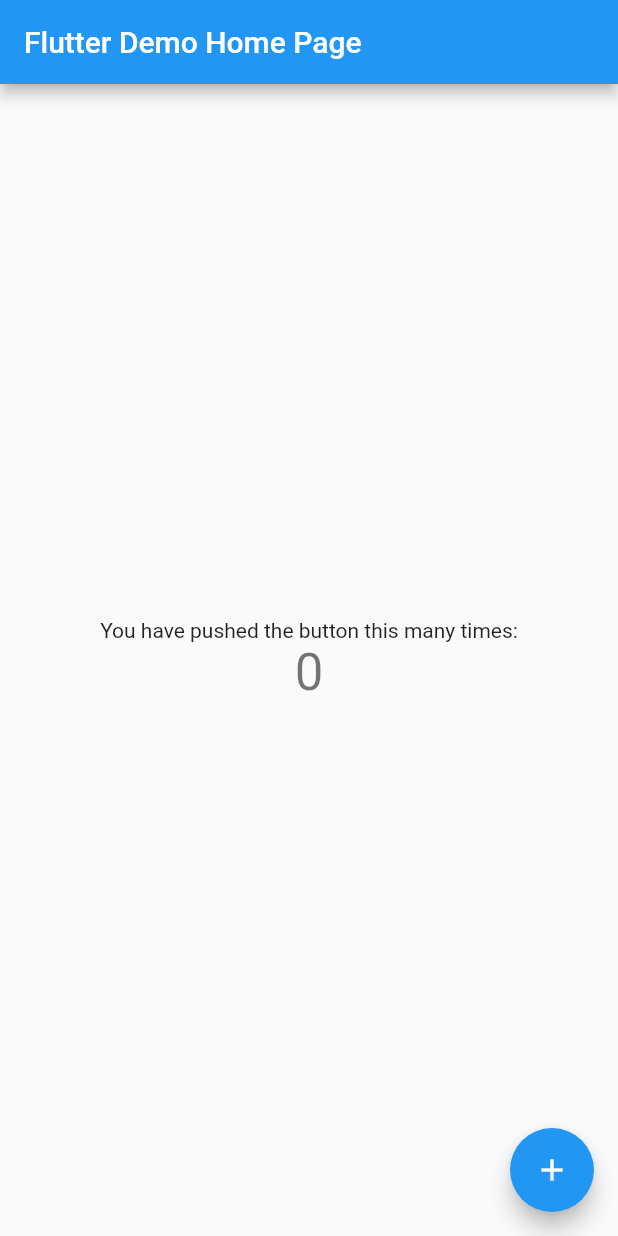
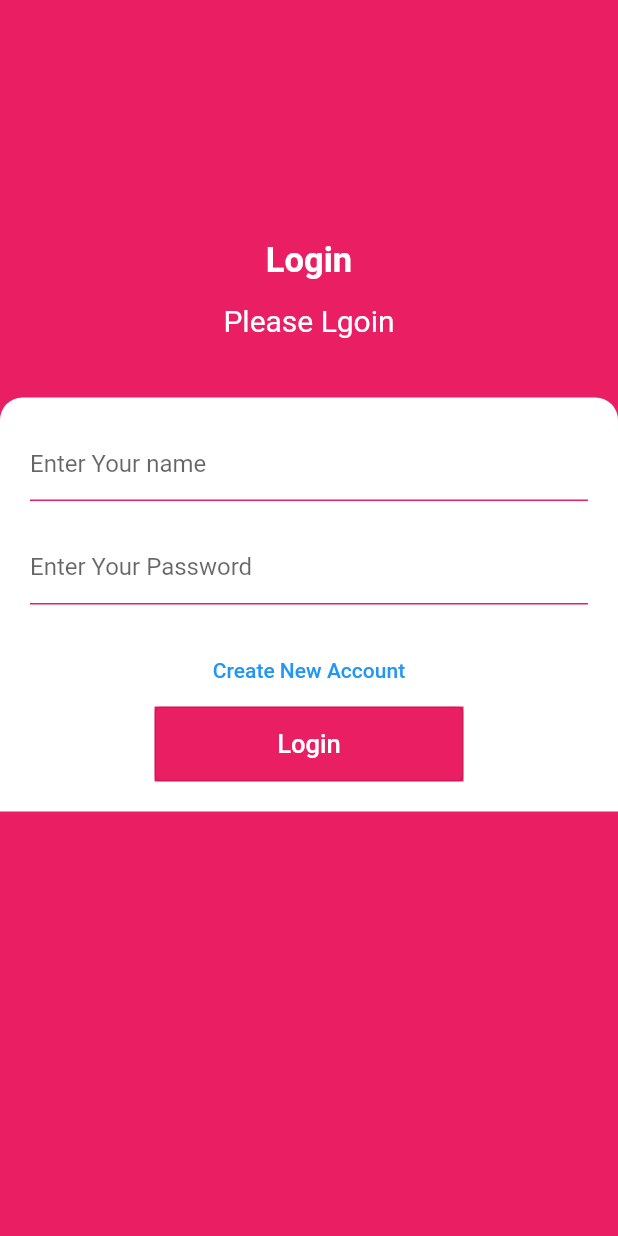
Before and after one commit to HeinnWaiHtet/flutter_bloc, a Flutter app: the screen it shows after launch, on a phone screen of 412 x 824 dp. Run offline on Flutter 3.47's test engine with Material 2 defaults, Android fonts, the phone set to English and light mode, and no system bars; our stand-ins replace flutter_bloc.

Commit message:
adding screen, installing bloc package and adding bloc state

```diff
--- /dev/null
+++ b/lib/bloc_page/bloc_event.dart
@@ -0,0 +1,5 @@
+abstract class BlocEvent{}
+
+class LoginEvent extends BlocEvent{}
+
+class RegisterEvent extends BlocEvent{}
--- /dev/null
+++ b/lib/bloc_page/bloc_page.dart
@@ -0,0 +1,17 @@
+import 'package:bloc_pattern/bloc_page/bloc_event.dart';
+import 'package:bloc_pattern/bloc_page/bloc_state.dart';
+import 'package:flutter_bloc/flutter_bloc.dart';
+
+class BlocPage extends Bloc<BlocEvent, BlocState>{
+  BlocPage():super(InitialState());
+
+  @override
+  Stream<BlocState> mapEventToState(BlocEvent event) async*{
+    if(event is LoginEvent){
+      yield LoginState();
+    }else if(event is RegisterEvent){
+      yield RegisterState();
+    }
+  }
+
+}
--- /dev/null
+++ b/lib/bloc_page/bloc_state.dart
@@ -0,0 +1,9 @@
+import 'package:flutter_bloc/flutter_bloc.dart';
+
+abstract class BlocState{}
+
+class InitialState extends BlocState{}
+
+class LoginState extends BlocState{}
+
+class RegisterState extends BlocState{}
--- a/lib/main.dart
+++ b/lib/main.dart
@@ -1,115 +1,67 @@
+import 'package:bloc_pattern/bloc_page/bloc_event.dart';
+import 'package:bloc_pattern/bloc_page/bloc_page.dart';
+import 'package:bloc_pattern/screen/home.dart';
+import 'package:bloc_pattern/screen/login_screen.dart';
+import 'package:bloc_pattern/screen/register_screen.dart';
 import 'package:flutter/material.dart';
+import 'package:flutter_bloc/flutter_bloc.dart';
+
+import 'bloc_page/bloc_state.dart';
 
 void main() {
-  runApp(const MyApp());
+  runApp(
+    MultiBlocProvider(providers: [
+      BlocProvider<BlocPage>(
+        create: (BuildContext context) => BlocPage())
+    ],
+    child: MyApp())
+  );
 }
 
 class MyApp extends StatelessWidget {
   const MyApp({Key? key}) : super(key: key);
 
-  // This widget is the root of your application.
   @override
   Widget build(BuildContext context) {
     return MaterialApp(
-      title: 'Flutter Demo',
+      debugShowCheckedModeBanner: false,
+      title: 'Flutter Bloc Pattern',
       theme: ThemeData(
-        // This is the theme of your application.
-        //
-        // Try running your application with "flutter run". You'll see the
-        // application has a blue toolbar. Then, without quitting the app, try
-        // changing the primarySwatch below to Colors.green and then invoke
-        // "hot reload" (press "r" in the console where you ran "flutter run",
-        // or simply save your changes to "hot reload" in a Flutter IDE).
-        // Notice that the counter didn't reset back to zero; the application
-        // is not restarted.
         primarySwatch: Colors.blue,
       ),
-      home: const MyHomePage(title: 'Flutter Demo Home Page'),
+      home: MyHomePage(),
     );
   }
 }
 
 class MyHomePage extends StatefulWidget {
-  const MyHomePage({Key? key, required this.title}) : super(key: key);
-
-  // This widget is the home page of your application. It is stateful, meaning
-  // that it has a State object (defined below) that contains fields that affect
-  // how it looks.
-
-  // This class is the configuration for the state. It holds the values (in this
-  // case the title) provided by the parent (in this case the App widget) and
-  // used by the build method of the State. Fields in a Widget subclass are
-  // always marked "final".
-
-  final String title;
 
   @override
   State<MyHomePage> createState() => _MyHomePageState();
 }
 
 class _MyHomePageState extends State<MyHomePage> {
-  int _counter = 0;
 
-  void _incrementCounter() {
-    setState(() {
-      // This call to setState tells the Flutter framework that something has
-      // changed in this State, which causes it to rerun the build method below
-      // so that the display can reflect the updated values. If we changed
-      // _counter without calling setState(), then the build method would not be
-      // called again, and so nothing would appear to happen.
-      _counter++;
-    });
+  @override
+  void initState() {
+    super.initState();
+    BlocProvider.of<BlocPage>(context).add(LoginEvent());
   }
 
   @override
   Widget build(BuildContext context) {
-    // This method is rerun every time setState is called, for instance as done
-    // by the _incrementCounter method above.
-    //
-    // The Flutter framework has been optimized to make rerunning build methods
-    // fast, so that you can just rebuild anything that needs updating rather
-    // than having to individually change instances of widgets.
     return Scaffold(
-      appBar: AppBar(
-        // Here we take the value from the MyHomePage object that was created by
-        // the App.build method, and use it to set our appbar title.
-        title: Text(widget.title),
+      body: BlocBuilder<BlocPage, BlocState>(
+        builder: (BuildContext context, state){
+          if(state is LoginState){
+            return LoginScreen();
+          }else if(state is RegisterState){
+            return RegisterScreen();
+          }else{
+            return Home();
+          }
+        },
       ),
-      body: Center(
-        // Center is a layout widget. It takes a single child and positions it
-        // in the middle of the parent.
-        child: Column(
-          // Column is also a layout widget. It takes a list of children and
-          // arranges them vertically. By default, it sizes itself to fit its
-          // children horizontally, and tries to be as tall as its parent.
-          //
-          // Invoke "debug painting" (press "p" in the console, choose the
-          // "Toggle Debug Paint" action from the Flutter Inspector in Android
-          // Studio, or the "Toggle Debug Paint" command in Visual Studio Code)
-          // to see the wireframe for each widget.
-          //
-          // Column has various properties to control how it sizes itself and
-          // how it positions its children. Here we use mainAxisAlignment to
-          // center the children vertically; the main axis here is the vertical
-          // axis because Columns are vertical (the cross axis would be
-          // horizontal).
-          mainAxisAlignment: MainAxisAlignment.center,
-          children: <Widget>[
-            const Text(
-              'You have pushed the button this many times:',
-            ),
-            Text(
-              '$_counter',
-              style: Theme.of(context).textTheme.headline4,
-            ),
-          ],
-        ),
-      ),
-      floatingActionButton: FloatingActionButton(
-        onPressed: _incrementCounter,
-        tooltip: 'Increment',
-        child: const Icon(Icons.add),
-      ), // This trailing comma makes auto-formatting nicer for build methods.
     );
   }
 }
--- /dev/null
+++ b/lib/screen/login_screen.dart
@@ -0,0 +1,180 @@
+import 'package:bloc_pattern/bloc_page/bloc_event.dart';
+import 'package:bloc_pattern/bloc_page/bloc_page.dart';
+import 'package:flutter/material.dart';
+import 'package:flutter_bloc/flutter_bloc.dart';
+
+class LoginScreen extends StatefulWidget {
+  const LoginScreen({ Key? key }) : super(key: key);
+
+  @override
+  State<LoginScreen> createState() => _LoginScreenState();
+}
+
+class _LoginScreenState extends State<LoginScreen> {
+
+  final key = GlobalKey<FormState>();
+  TextEditingController emailController = TextEditingController();
+  TextEditingController passwordController = TextEditingController();
+
+  @override
+  Widget build(BuildContext context) {
+    return Scaffold(
+      body: Container(
+        decoration: BoxDecoration(color: Colors.pink),
+        child: Column(
+          children: [
+            SizedBox(height: 80,),
+
+            Padding(
+              padding: EdgeInsets.all(20),
+              child: Column(
+              children: [
+                SizedBox(height: 60,),
+
+                Center(
+                child: Text(
+                  "Login",
+                   style: TextStyle(
+                     color: Colors.white,
+                     fontSize: 23,
+                     fontWeight: FontWeight.bold,
+                    ),
+                  ),
+                ),
+
+                SizedBox(height: 15,),
+
+                Center(
+                  child: Text(
+                    "Please Lgoin",
+                    style: TextStyle(
+                      color: Colors.white,
+                      fontSize: 20
+                    ),
+                  ),
+                ),
+
+                SizedBox(height: 20),
+                ],
+              ),
+            ),
+
+            Expanded(
+              child: Column(
+                children: [
+                  Container(
+                    decoration: BoxDecoration(
+                      color: Colors.white,
+                      borderRadius: BorderRadius.only(
+                        topLeft: Radius.circular(15),
+                        topRight: Radius.circular(15),
+                      ),
+                    ),
+                    child: Padding(
+                      padding: EdgeInsets.all(20),
+                      child: SingleChildScrollView(
+                        child: Column(
+                          children: [
+                            Container(
+                              decoration: BoxDecoration(color: Colors.white),
+                              child: Column(
+                                children: [
+                                  Form(
+                                    key: key,
+                                    child: Column(
+                                    children: [
+                                      Container(
+                                        decoration: BoxDecoration(
+                                          border: Border(
+                                            bottom: BorderSide(width: 1, color: Colors.pink),
+                                          ),
+                                        ),
+                                        child: TextFormField(
+                                          controller: emailController,
+                                          decoration: InputDecoration(
+                                            hintText: "Enter Your name",
+                                            border: InputBorder.none,
+                                          ),
+                                          validator: (val){
+                                            if(val == null || val.isEmpty){
+                                              return "Email Must Not Be Empty";
+                                            }
+                                          },
+                                        ),
+                                      ),
+
+                                      SizedBox(height: 20,),
+
+                                      Container(
+                                        decoration: BoxDecoration(
+                                          border: Border(
+                                            bottom: BorderSide(width: 1, color: Colors.pink),
+                                          ),
+                                        ),
+                                        child: TextFormField(
+                                          controller: passwordController,
+                                          decoration:InputDecoration(
+                                            hintText: "Enter Your Password",
+                                            border: InputBorder.none,
+                                          ),
+                                          validator: (val){
+                                            if(val == null || val.isEmpty){
+                                              return "Password Must Not Be Empty";
+                                            }
+                                          },
+                                        ),
+                                      ),
+                                     ],
+                                    ),
+                                  ),
+
+                                  SizedBox(height: 20),
+
+                                  TextButton(
+                                    onPressed: (){
+                                      // add register event when click
+                                      BlocProvider.of<BlocPage>(context).add(RegisterEvent());
+                                    },
+                                    child: Text(
+                                      "Create New Account",
+                                      ),
+                                    ),
+
+                                    Container(
+                                      decoration: BoxDecoration(
+                                        color: Colors.pink,
+                                      ),
+                                      height: 50,
+                                      width: MediaQuery.of(context).size.width * 0.5,
+                                      child: OutlinedButton(
+                                        child: Text(
+                                          "Login",
+                                          style: TextStyle(
+                                            color: Colors.white,
+                                            fontSize: 17,
+                                          ),
+                                        ),
+                                        onPressed: (){
+                                          if(key.currentState!.validate()){
+
+                                          }
+                                        },
+                                      ),
+                                    )
+                                ],
+                              ),
+                            )
+                          ],
+                        ),
+                      ),
+                    ),
+                  ),
+                ],
+              ),
+            ),
+          ],
+        ),
+      ),
+    );
+  }
+}
--- a/pubspec.yaml
+++ b/pubspec.yaml
@@ -29,6 +29,7 @@ environment:
 dependencies:
   flutter:
     sdk: flutter
+  flutter_bloc: ^7.3.0
 
 
   # The following adds the Cupertino Icons font to your application.
```
Also changed, not shown: lib/screen/home.dart (added, +13 -0 lines), lib/screen/register_screen.dart (added, +203 -0 lines), pubspec.lock.
